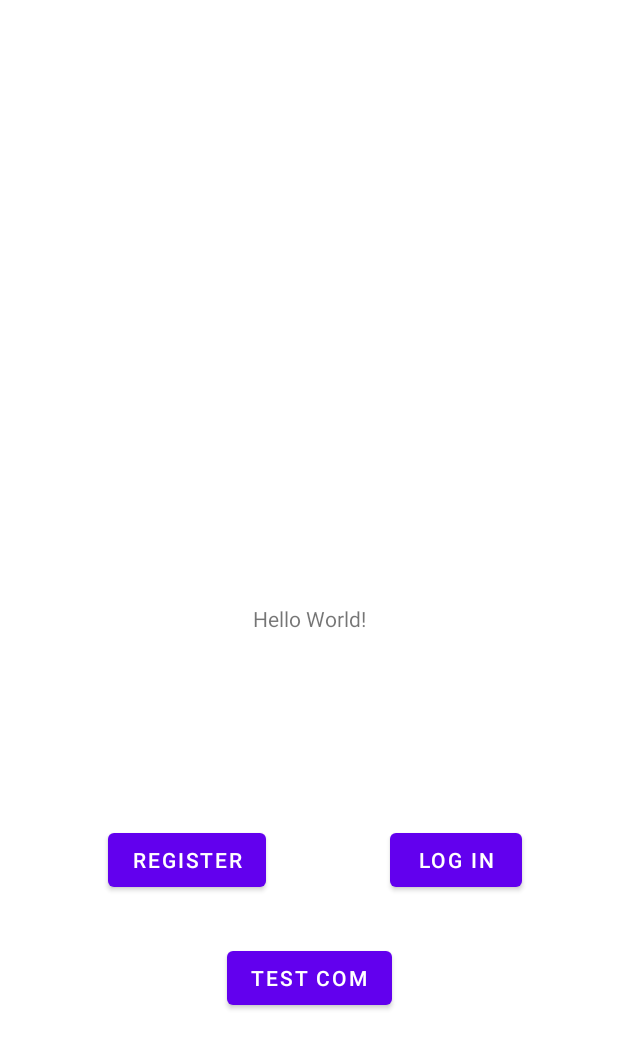
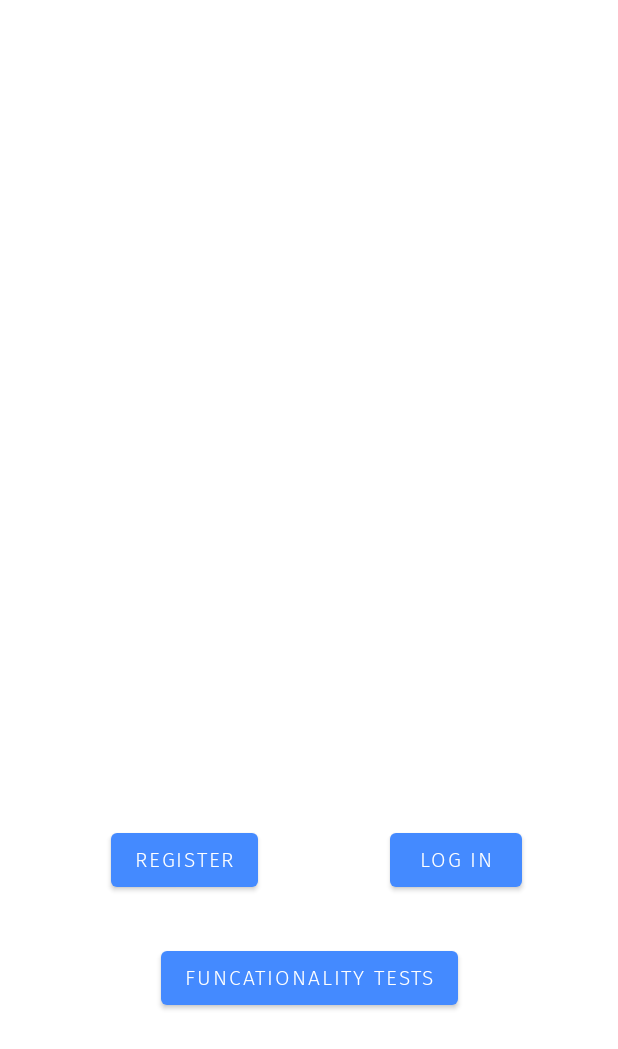
Before and after one commit to DarrenYee/hackathon, an Android app: the screen it shows after launch (MainActivity), on a phone screen of 412 x 824 dp. Shown: the top 1049 px of the screen. Run offline under Robolectric (Android 15) with nearby library versions, the phone set to English and light mode, and no system bars.

Commit message:
UI improvements

```diff
--- a/app/src/main/java/com/example/hackathon/LoginScreens/SignupActivity.java
+++ b/app/src/main/java/com/example/hackathon/LoginScreens/SignupActivity.java
@@ -51,7 +51,6 @@ public class SignupActivity extends AppCompatActivity {
                             System.out.println(email);
                             Toast.makeText(SignupActivity.this,"Registration failed! Please choose a better password (Combination of numeric and alphabets) or a different email.",Toast.LENGTH_SHORT).show();
                         }
-
                     }
                 });
             }
--- a/app/src/main/res/layout/activity_main.xml
+++ b/app/src/main/res/layout/activity_main.xml
@@ -6,20 +6,11 @@
     android:layout_height="match_parent"
     tools:context=".MainActivity">
 
-    <TextView
-        android:id="@+id/textView"
-        android:layout_width="wrap_content"
-        android:layout_height="wrap_content"
-        android:text="Hello World!"
-        app:layout_constraintBottom_toBottomOf="parent"
-        app:layout_constraintLeft_toLeftOf="parent"
-        app:layout_constraintRight_toRightOf="parent"
-        app:layout_constraintTop_toTopOf="parent" />
-
     <Button
         android:id="@+id/button"
         android:layout_width="wrap_content"
         android:layout_height="wrap_content"
+        android:fontFamily="@font/fira_sans_light_italic"
         android:text="Register"
         app:layout_constraintBottom_toBottomOf="parent"
         app:layout_constraintEnd_toEndOf="parent"
@@ -33,6 +24,7 @@
         android:layout_width="wrap_content"
         android:layout_height="wrap_content"
         android:layout_marginEnd="64dp"
+        android:fontFamily="@font/fira_sans_light_italic"
         android:text="Log In"
         app:layout_constraintBottom_toBottomOf="parent"
         app:layout_constraintEnd_toEndOf="parent"
@@ -43,7 +35,8 @@
         android:id="@+id/button3"
         android:layout_width="wrap_content"
         android:layout_height="wrap_content"
-        android:text="Test Com"
+        android:fontFamily="@font/fira_sans_light_italic"
+        android:text="Funcationality Tests"
         app:layout_constraintBottom_toBottomOf="parent"
         app:layout_constraintEnd_toEndOf="parent"
         app:layout_constraintStart_toStartOf="parent"
--- a/app/src/main/res/layout/completed_question.xml
+++ b/app/src/main/res/layout/completed_question.xml
@@ -21,7 +21,8 @@
         android:layout_width="64dp"
         android:layout_height="27dp"
         android:layout_marginStart="4dp"
-        android:text="KeyWord:"
+        android:fontFamily="@font/fira_sans_light_italic"
+        android:text="Keyword:"
         app:layout_constraintBaseline_toBaselineOf="@+id/keyWordField"
         app:layout_constraintStart_toStartOf="parent" />
 
@@ -32,6 +33,7 @@
         android:layout_marginStart="16dp"
         android:layout_marginTop="56dp"
         android:ems="10"
+        android:fontFamily="@font/fira_sans_light_italic"
         android:hint="Enter your keyword here"
         android:inputType="textPersonName"
         app:layout_constraintEnd_toStartOf="@+id/imageButton"
--- a/app/src/main/res/layout/completed_question_card.xml
+++ b/app/src/main/res/layout/completed_question_card.xml
@@ -21,6 +21,7 @@
             android:id="@+id/ques"
             android:layout_width="361dp"
             android:layout_height="43dp"
+            android:fontFamily="@font/fira_sans_light_italic"
             android:gravity="center"
             android:text="TextView"
             android:textColor="#000000"
@@ -35,6 +36,7 @@
             android:layout_width="361dp"
             android:layout_height="43dp"
             android:layout_marginBottom="16dp"
+            android:fontFamily="@font/fira_sans_light_italic"
             android:gravity="center"
             android:text="TextView"
             app:layout_constraintBottom_toBottomOf="parent"
--- a/app/src/main/res/values/colors.xml
+++ b/app/src/main/res/values/colors.xml
@@ -1,10 +1,10 @@
 <?xml version="1.0" encoding="utf-8"?>
 <resources>
-    <color name="purple_200">#FFBB86FC</color>
-    <color name="purple_500">#FF6200EE</color>
-    <color name="purple_700">#FF3700B3</color>
-    <color name="teal_200">#FF03DAC5</color>
-    <color name="teal_700">#FF018786</color>
-    <color name="black">#FF000000</color>
+    <color name="purple_200">#448AFF</color>
+    <color name="purple_500">#448AFF</color>
+    <color name="purple_700">#448AFF</color>
+    <color name="teal_200">#C1ECE7</color>
+    <color name="teal_700">#206564</color>
+    <color name="black">#555050</color>
     <color name="white">#FFFFFFFF</color>
 </resources>
```
